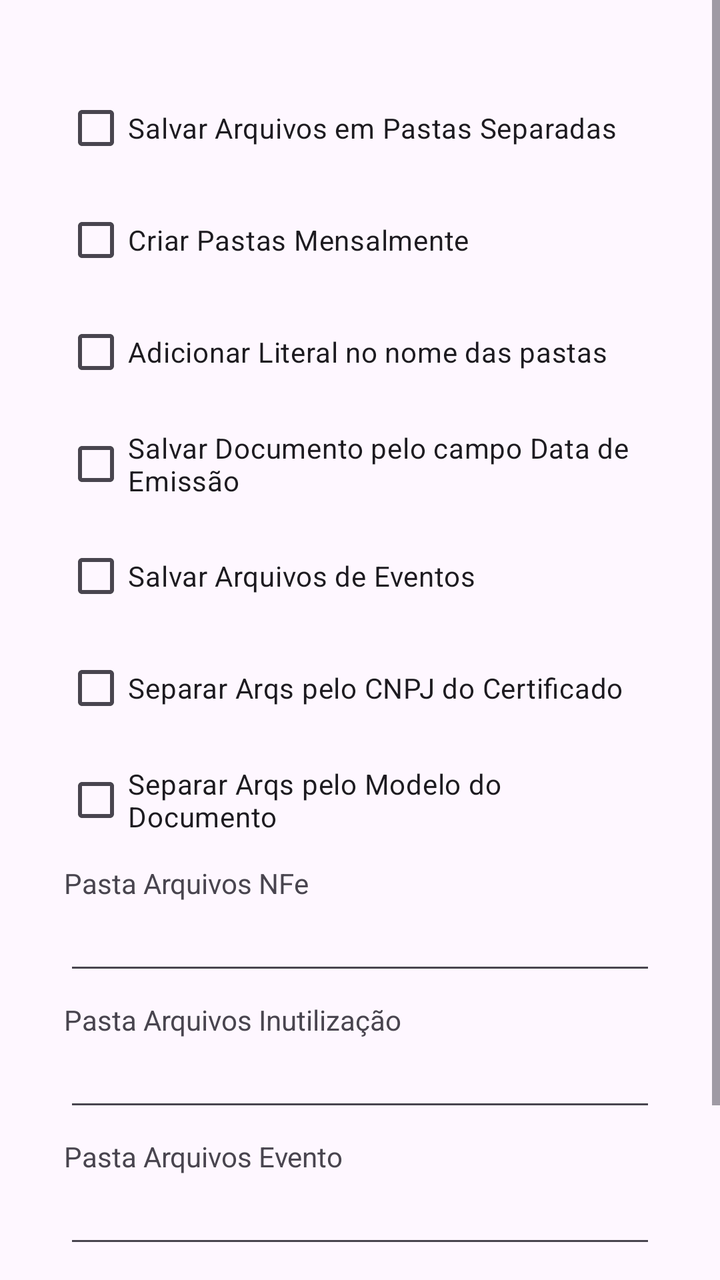
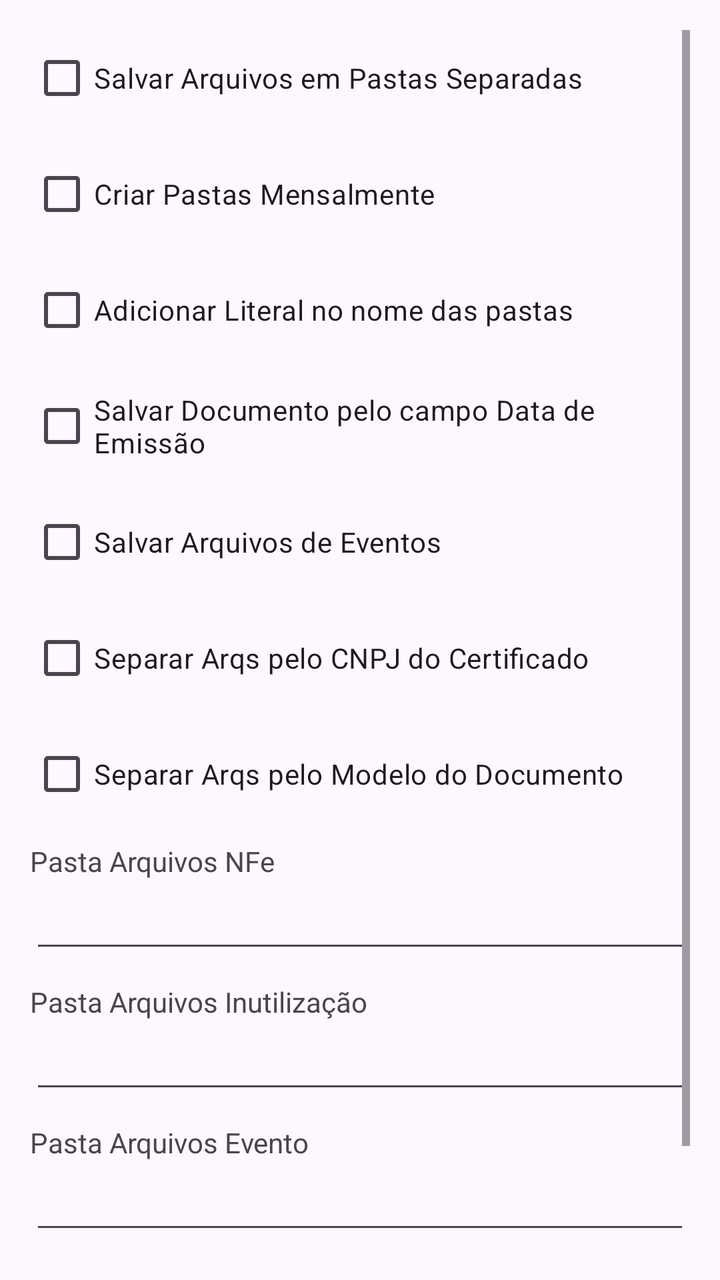

Before-and-after screenshots of an Android layout around one commit, followed by the original layout XML and the change that was made.
<!-- AndroidManifest.xml: application theme Theme.ACBrLibNFeDemo -->
<!-- res/layout/fragment_configuracoes_arquivos.xml -->
<?xml version="1.0" encoding="utf-8"?>
<ScrollView xmlns:android="http://schemas.android.com/apk/res/android"
    xmlns:tools="http://schemas.android.com/tools"
    android:layout_width="match_parent"
    android:layout_height="match_parent"
    android:fillViewport="true"
    tools:context=".ConfiguracoesArquivosFragment">

    <LinearLayout
        android:layout_width="match_parent"
        android:layout_height="wrap_content"
        android:padding="32dp"
        android:orientation="vertical">

        <CheckBox
            android:id="@+id/ckbSalvarArqs"
            android:layout_width="match_parent"
            android:layout_height="wrap_content"
            android:layout_marginTop="8dp"
            android:text="Salvar Arquivos em Pastas Separadas" />

        <CheckBox
            android:id="@+id/ckbPastaMensal"
            android:layout_width="match_parent"
            android:layout_height="wrap_content"
            android:layout_marginTop="8dp"
            android:text="Criar Pastas Mensalmente" />

        <CheckBox
            android:id="@+id/ckbAdicionaLiteral"
            android:layout_width="match_parent"
            android:layout_height="wrap_content"
            android:layout_marginTop="8dp"
            android:text="Adicionar Literal no nome das pastas" />

        <CheckBox
            android:id="@+id/ckbEmissaoPathNFe"
            android:layout_width="match_parent"
            android:layout_height="wrap_content"
            android:layout_marginTop="8dp"
            android:text="Salvar Documento pelo campo Data de Emissão" />

        <CheckBox
            android:id="@+id/ckbSalvaPathEvento"
            android:layout_width="match_parent"
            android:layout_height="wrap_content"
            android:layout_marginTop="8dp"
            android:text="Salvar Arquivos de Eventos" />

        <CheckBox
            android:id="@+id/ckbSepararPorCNPJ"
            android:layout_width="match_parent"
            android:layout_height="wrap_content"
            android:layout_marginTop="8dp"
            android:text="Separar Arqs pelo CNPJ do Certificado" />

        <CheckBox
            android:id="@+id/ckbSepararPorModelo"
            android:layout_width="match_parent"
            android:layout_height="wrap_content"
            android:layout_marginTop="8dp"
            android:text="Separar Arqs pelo Modelo do Documento" />

        <TextView
            android:layout_width="match_parent"
            android:layout_height="wrap_content"
            android:layout_marginTop="8dp"
            android:text="Pasta Arquivos NFe" />

        <EditText
            android:id="@+id/txtArqNFe"
            android:layout_width="match_parent"
            android:layout_height="wrap_content"
            android:layout_marginTop="8dp"
            android:textSize="12dp" />

        <TextView
            android:layout_width="match_parent"
            android:layout_height="wrap_content"
            android:layout_marginTop="8dp"
            android:text="Pasta Arquivos Inutilização" />

        <EditText
            android:id="@+id/txtArqInu"
            android:layout_width="match_parent"
            android:layout_height="wrap_content"
            android:layout_marginTop="8dp"
            android:textSize="12dp" />

        <TextView
            android:layout_width="match_parent"
            android:layout_height="wrap_content"
            android:layout_marginTop="8dp"
            android:text="Pasta Arquivos Evento" />

        <EditText
            android:id="@+id/txtArqEvento"
            android:layout_width="match_parent"
            android:layout_height="wrap_content"
            android:layout_marginTop="8dp"
            android:textSize="12dp" />

        <LinearLayout
            android:layout_width="match_parent"
            android:layout_height="wrap_content"
            android:orientation="horizontal"
            android:layout_marginTop="16dp">

            <Button
                android:id="@+id/btnSalvarConfiguracoesArquivos"
                android:layout_width="0dp"
                android:layout_height="64dp"
                android:layout_weight="1"
                android:onClick="onClick"
                android:text="Salvar Configurações" />

            <Button
                android:id="@+id/btnCarregarConfiguracoesArquivos"
                android:layout_width="0dp"
                android:layout_height="64dp"
                android:layout_weight="1"
                android:onClick="onClick"
                android:text="Carregar Configurações" />

        </LinearLayout>

    </LinearLayout>

</ScrollView>
<!-- resources referenced by this layout -->
<resources>
  <style name="Theme.ACBrLibNFeDemo" parent="Base.Theme.ACBrLibNFeDemo" />
  <style name="Base.Theme.ACBrLibNFeDemo" parent="Theme.Material3.DayNight.NoActionBar">
          
          
      </style>
</resources>

<!-- the commit's change to res/layout/fragment_configuracoes_arquivos.xml (unified diff, before → after) -->
@@ -1,129 +1,134 @@
 <?xml version="1.0" encoding="utf-8"?>
-<ScrollView xmlns:android="http://schemas.android.com/apk/res/android"
+<androidx.constraintlayout.widget.ConstraintLayout xmlns:android="http://schemas.android.com/apk/res/android"
+    xmlns:app="http://schemas.android.com/apk/res-auto"
     xmlns:tools="http://schemas.android.com/tools"
     android:layout_width="match_parent"
-    android:layout_height="match_parent"
-    android:fillViewport="true"
-    tools:context=".ConfiguracoesArquivosFragment">
+    android:layout_height="match_parent">
 
-    <LinearLayout
+    <ScrollView xmlns:android="http://schemas.android.com/apk/res/android"
+        xmlns:tools="http://schemas.android.com/tools"
         android:layout_width="match_parent"
-        android:layout_height="wrap_content"
-        android:padding="32dp"
-        android:orientation="vertical">
-
-        <CheckBox
-            android:id="@+id/ckbSalvarArqs"
-            android:layout_width="match_parent"
-            android:layout_height="wrap_content"
-            android:layout_marginTop="8dp"
-            android:text="Salvar Arquivos em Pastas Separadas" />
-
-        <CheckBox
-            android:id="@+id/ckbPastaMensal"
-            android:layout_width="match_parent"
-            android:layout_height="wrap_content"
-            android:layout_marginTop="8dp"
-            android:text="Criar Pastas Mensalmente" />
-
-        <CheckBox
-            android:id="@+id/ckbAdicionaLiteral"
-            android:layout_width="match_parent"
-            android:layout_height="wrap_content"
-            android:layout_marginTop="8dp"
-            android:text="Adicionar Literal no nome das pastas" />
-
-        <CheckBox
-            android:id="@+id/ckbEmissaoPathNFe"
-            android:layout_width="match_parent"
-            android:layout_height="wrap_content"
-            android:layout_marginTop="8dp"
-            android:text="Salvar Documento pelo campo Data de Emissão" />
-
-        <CheckBox
-            android:id="@+id/ckbSalvaPathEvento"
-            android:layout_width="match_parent"
-            android:layout_height="wrap_content"
-            android:layout_marginTop="8dp"
-            android:text="Salvar Arquivos de Eventos" />
-
-        <CheckBox
-            android:id="@+id/ckbSepararPorCNPJ"
-            android:layout_width="match_parent"
-            android:layout_height="wrap_content"
-            android:layout_marginTop="8dp"
-            android:text="Separar Arqs pelo CNPJ do Certificado" />
-
-        <CheckBox
-            android:id="@+id/ckbSepararPorModelo"
-            android:layout_width="match_parent"
-            android:layout_height="wrap_content"
-            android:layout_marginTop="8dp"
-            android:text="Separar Arqs pelo Modelo do Documento" />
-
-        <TextView
-            android:layout_width="match_parent"
-            android:layout_height="wrap_content"
-            android:layout_marginTop="8dp"
-            android:text="Pasta Arquivos NFe" />
-
-        <EditText
-            android:id="@+id/txtArqNFe"
-            android:layout_width="match_parent"
-            android:layout_height="wrap_content"
-            android:layout_marginTop="8dp"
-            android:textSize="12dp" />
-
-        <TextView
-            android:layout_width="match_parent"
-            android:layout_height="wrap_content"
-            android:layout_marginTop="8dp"
-            android:text="Pasta Arquivos Inutilização" />
-
-        <EditText
-            android:id="@+id/txtArqInu"
-            android:layout_width="match_parent"
-            android:layout_height="wrap_content"
-            android:layout_marginTop="8dp"
-            android:textSize="12dp" />
-
-        <TextView
-            android:layout_width="match_parent"
-            android:layout_height="wrap_content"
-            android:layout_marginTop="8dp"
-            android:text="Pasta Arquivos Evento" />
-
-        <EditText
-            android:id="@+id/txtArqEvento"
-            android:layout_width="match_parent"
-            android:layout_height="wrap_content"
-            android:layout_marginTop="8dp"
-            android:textSize="12dp" />
+        android:layout_height="match_parent"
+        android:layout_margin="15dp"
+        android:fillViewport="true"
+        tools:context=".ConfiguracoesArquivosFragment">
 
         <LinearLayout
             android:layout_width="match_parent"
             android:layout_height="wrap_content"
-            android:orientation="horizontal"
-            android:layout_marginTop="16dp">
+            android:orientation="vertical">
 
-            <Button
-                android:id="@+id/btnSalvarConfiguracoesArquivos"
-                android:layout_width="0dp"
-                android:layout_height="64dp"
-                android:layout_weight="1"
-                android:onClick="onClick"
-                android:text="Salvar Configurações" />
+            <CheckBox
+                android:id="@+id/ckbSalvarArqs"
+                android:layout_width="match_parent"
+                android:layout_height="wrap_content"
+                android:text="Salvar Arquivos em Pastas Separadas" />
 
-            <Button
-                android:id="@+id/btnCarregarConfiguracoesArquivos"
-                android:layout_width="0dp"
-                android:layout_height="64dp"
-                android:layout_weight="1"
-                android:onClick="onClick"
-                android:text="Carregar Configurações" />
+            <CheckBox
+                android:id="@+id/ckbPastaMensal"
+                android:layout_width="match_parent"
+                android:layout_height="wrap_content"
+                android:layout_marginTop="10dp"
+                android:text="Criar Pastas Mensalmente" />
+
+            <CheckBox
+                android:id="@+id/ckbAdicionaLiteral"
+                android:layout_width="match_parent"
+                android:layout_height="wrap_content"
+                android:layout_marginTop="10dp"
+                android:text="Adicionar Literal no nome das pastas" />
+
+            <CheckBox
+                android:id="@+id/ckbEmissaoPathNFe"
+                android:layout_width="match_parent"
+                android:layout_height="wrap_content"
+                android:layout_marginTop="10dp"
+                android:text="Salvar Documento pelo campo Data de Emissão" />
+
+            <CheckBox
+                android:id="@+id/ckbSalvaPathEvento"
+                android:layout_width="match_parent"
+                android:layout_height="wrap_content"
+                android:layout_marginTop="10dp"
+                android:text="Salvar Arquivos de Eventos" />
+
+            <CheckBox
+                android:id="@+id/ckbSepararPorCNPJ"
+                android:layout_width="match_parent"
+                android:layout_height="wrap_content"
+                android:layout_marginTop="10dp"
+                android:text="Separar Arqs pelo CNPJ do Certificado" />
+
+            <CheckBox
+                android:id="@+id/ckbSepararPorModelo"
+                android:layout_width="match_parent"
+                android:layout_height="wrap_content"
+                android:layout_marginTop="10dp"
+                android:text="Separar Arqs pelo Modelo do Documento" />
+
+            <TextView
+                android:layout_width="match_parent"
+                android:layout_height="wrap_content"
+                android:layout_marginTop="10dp"
+                android:text="Pasta Arquivos NFe" />
+
+            <EditText
+                android:id="@+id/txtArqNFe"
+                android:layout_width="match_parent"
+                android:layout_height="wrap_content" />
+
+            <TextView
+                android:layout_width="match_parent"
+                android:layout_height="wrap_content"
+                android:layout_marginTop="10dp"
+                android:text="Pasta Arquivos Inutilização" />
+
+            <EditText
+                android:id="@+id/txtArqInu"
+                android:layout_width="match_parent"
+                android:layout_height="wrap_content" />
+
+            <TextView
+                android:layout_width="match_parent"
+                android:layout_height="wrap_content"
+                android:layout_marginTop="10dp"
+                android:text="Pasta Arquivos Evento" />
+
+            <EditText
+                android:id="@+id/txtArqEvento"
+                android:layout_width="match_parent"
+                android:layout_height="wrap_content" />
+
+            <androidx.constraintlayout.widget.ConstraintLayout
+                android:layout_width="match_parent"
+                android:layout_height="wrap_content">
+
+                <Button
+                    android:id="@+id/btnSalvarConfiguracoesArquivos"
+                    android:layout_width="0dp"
+                    android:layout_height="60dp"
+                    android:onClick="onClick"
+                    android:text="Salvar Configurações"
+                    app:layout_constraintBottom_toBottomOf="parent"
+                    app:layout_constraintEnd_toStartOf="@+id/btnCarregarConfiguracoesArquivos"
+                    app:layout_constraintStart_toStartOf="parent"
+                    app:layout_constraintWidth_percent="0.5" />
+
+                <Button
+                    android:id="@+id/btnCarregarConfiguracoesArquivos"
+                    android:layout_width="0dp"
+                    android:layout_height="60dp"
+                    android:onClick="onClick"
+                    android:text="Carregar Configurações"
+                    app:layout_constraintBottom_toBottomOf="parent"
+                    app:layout_constraintEnd_toEndOf="parent"
+                    app:layout_constraintStart_toEndOf="@+id/btnSalvarConfiguracoesArquivos"
+                    app:layout_constraintWidth_percent="0.5" />
+
+            </androidx.constraintlayout.widget.ConstraintLayout>
 
         </LinearLayout>
 
-    </LinearLayout>
+    </ScrollView>
 
-</ScrollView>
+</androidx.constraintlayout.widget.ConstraintLayout>
